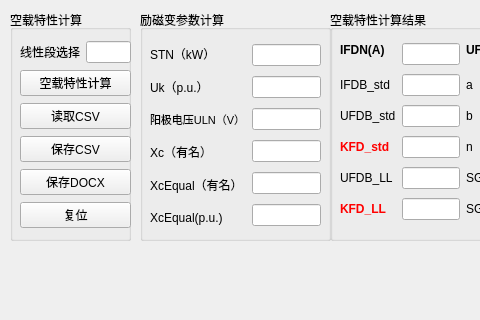
Qt form kongzaiQMainWindow.ui (fly1057/noloadcharacteristic) before a commit; both pictures show x 0 to 480 and y 0 to 320 of the 1261 by 830 pixel window.
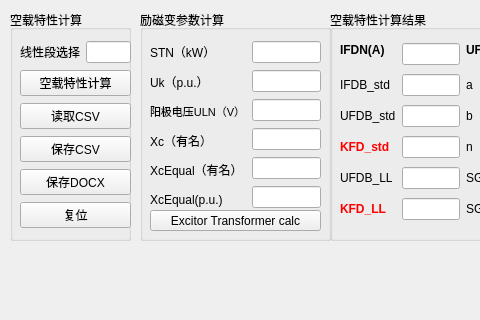
The same form after that commit.

The edit to the form file:
```diff
--- a/kongzaiQMainWindow.ui
+++ b/kongzaiQMainWindow.ui
@@ -124,7 +124,7 @@
        <x>10</x>
        <y>30</y>
        <width>171</width>
-       <height>191</height>
+       <height>171</height>
       </rect>
      </property>
      <layout class="QHBoxLayout" name="horizontalLayout">
@@ -245,6 +245,19 @@
       </item>
      </layout>
     </widget>
+    <widget class="QPushButton" name="pushButton_ExcitorTransformerCalculate">
+     <property name="geometry">
+      <rect>
+       <x>10</x>
+       <y>200</y>
+       <width>171</width>
+       <height>21</height>
+      </rect>
+     </property>
+     <property name="text">
+      <string>Excitor Transformer calc</string>
+     </property>
+    </widget>
    </widget>
    <widget class="QTableWidget" name="tableWidget_RawData">
     <property name="geometry">
```
